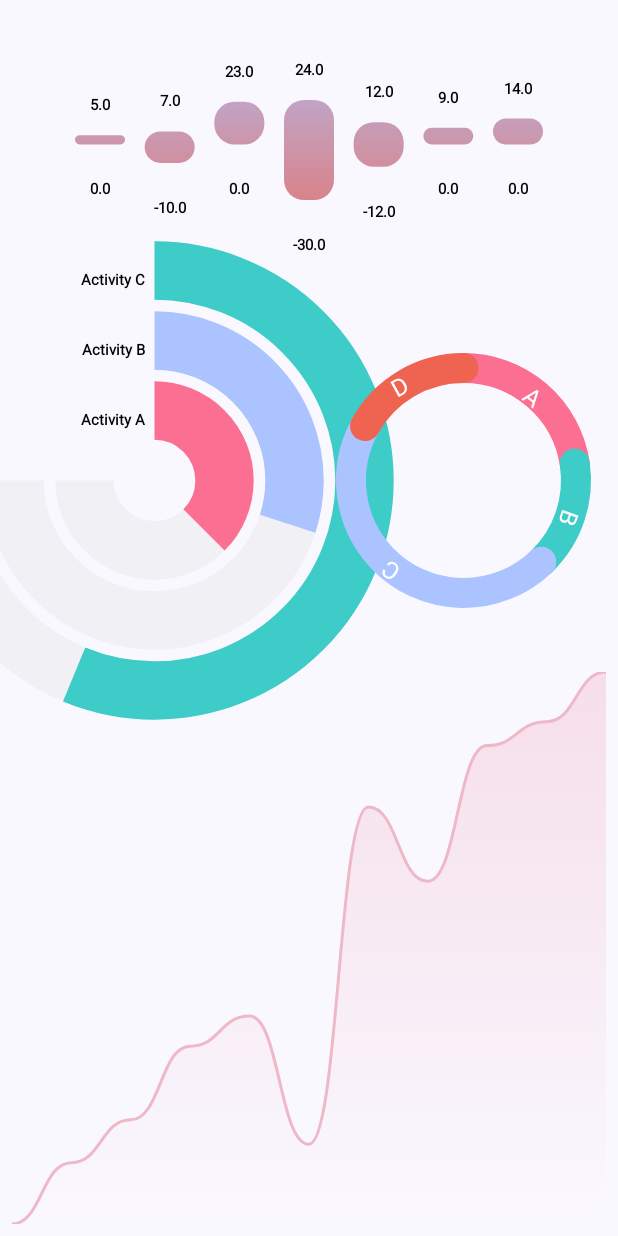
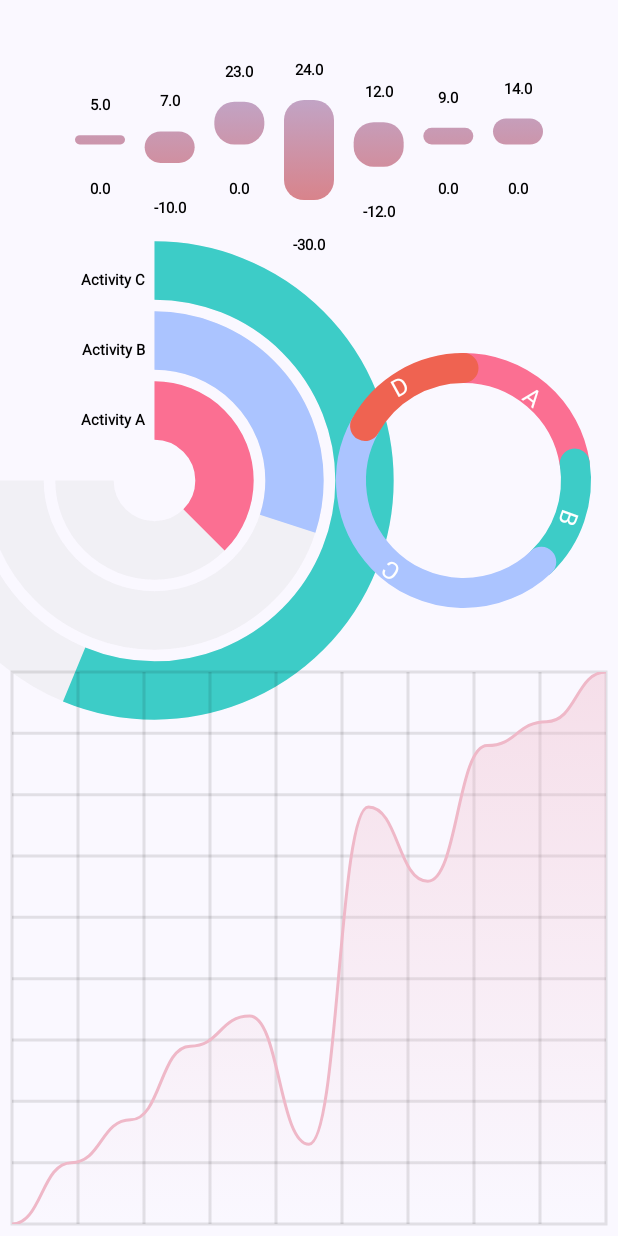
Before and after one commit to md0092651/PlotWizard, an Android app built with Jetpack Compose: the screen it shows after launch (MainActivity), on a phone screen of 412 x 824 dp. Run offline under Robolectric (Android 15) with nearby library versions, the phone set to English and light mode, and no system bars.

Commit message:
:sparkles: Add basic XY background chart painter

```diff
--- a/plotwizard/src/main/java/com/charts/plotwizard/chartstyle/ChartStyle.kt
+++ b/plotwizard/src/main/java/com/charts/plotwizard/chartstyle/ChartStyle.kt
@@ -15,17 +15,11 @@ sealed class ChartStyle{
         val barThickness :Int = 50,
         val padding : Float = 100F,
         val barCornerRadius:Float = 25f,
-        val xAxisLineColor: Color = Color.Black,
-        val yAxisLineColor: Color = Color.Black,
-        val xAxisLabelColor: Color = Color.Black,
-        val yAxisLabelColor: Color = Color.Black,
-        val xLabel :String = "",
-        val yLabel :String = "",
         val chartValueTextSize: Dp = 10.dp,
         val chartValueTextColor: Color = Purple80,
         val chartBrush: List<Color> = listOf(Purple80, Purple40),
         val generateRandomColor:Boolean = false,
-        val hideXYLine:Boolean = false
+
     ): ChartStyle()
 
     data class PieChartStyle(
@@ -38,11 +32,13 @@ sealed class ChartStyle{
     ):ChartStyle()
 
     data class LineChartStyle(
-        val chartSize:Dp = 200.dp,
+        val chartSize:Dp = 100.dp,
         val startAngle:Float = 0F,
         val strokeWidth:Dp = 30.dp,
         val strokeCap: StrokeCap = StrokeCap.Round,
-        val textSize: TextUnit = 16.sp
+        val textSize: TextUnit = 16.sp,
+        val hideGridLine:Boolean = false,
+        val gridStyle: GridStyle = GridStyle()
     ):ChartStyle()
 
     data class DefaultStyle(
@@ -62,3 +58,15 @@ sealed class ChartStyle{
         val hideXYLine:Boolean = false
     ) : ChartStyle()
 }
+
+
+
+data class GridStyle(
+    val axisLineColor: Color = Color.Black.copy(alpha = 0.1f),
+    val axisLabelColor: Color = Color.Black.copy(alpha = 0.1f),
+    val xLabel :String = "",
+    val yLabel :String = "",
+    val strokeWidth:Dp = 2.dp,
+    val verticalLineCount:Int= 8,
+    val horizontalLineCount:Int= 8,
+)
--- a/plotwizard/src/main/java/com/charts/plotwizard/ui/Chart.kt
+++ b/plotwizard/src/main/java/com/charts/plotwizard/ui/Chart.kt
@@ -6,13 +6,14 @@ import androidx.compose.runtime.LaunchedEffect
 import androidx.compose.runtime.remember
 import androidx.compose.ui.Modifier
 import androidx.compose.ui.geometry.Offset
-import androidx.compose.ui.graphics.Canvas
 import androidx.compose.ui.graphics.drawscope.DrawScope
+import androidx.compose.ui.graphics.drawscope.Stroke
 import com.charts.plotwizard.animation.AnimationType
 import com.charts.plotwizard.chartdata.ChartData
 import com.charts.plotwizard.chartdata.ChartEntry
 import com.charts.plotwizard.chartstyle.ChartStyle
 import com.charts.plotwizard.chartstyle.ChartStyle.DefaultStyle
+import com.charts.plotwizard.chartstyle.GridStyle
 import com.charts.plotwizard.charttype.ChartType
 
 /**
@@ -53,14 +54,37 @@ fun Chart(
 
 interface ChartPainter {
     fun drawPoint(
-        drawScope: DrawScope,
-        canvas: Canvas,
-        center: Offset
+        drawScope: DrawScope
     )
 }
 
-class BarChartPainter() : ChartPainter{
-    override fun drawPoint(drawScope: DrawScope, canvas: Canvas, center: Offset) {
-        TODO("Not yet implemented")
+class GridLinePainter(val gridStyle: GridStyle) : ChartPainter{
+    override fun drawPoint(drawScope: DrawScope) = drawScope.run {
+        drawRect(gridStyle.axisLineColor, style = Stroke(gridStyle.strokeWidth.toPx()))
+
+        val verticalLines = gridStyle.verticalLineCount
+        val verticalSize = size.width / (verticalLines + 1)
+        repeat(verticalLines) { i ->
+            val startX = verticalSize * (i + 1)
+            drawLine(
+                gridStyle.axisLineColor,
+                start = Offset(startX, 0f),
+                end = Offset(startX, size.height),
+                strokeWidth = gridStyle.strokeWidth.toPx()
+            )
+        }
+        val horizontalLines = gridStyle.horizontalLineCount
+        val sectionSize = size.height / (horizontalLines + 1)
+        repeat(horizontalLines) { i ->
+            val startY = sectionSize * (i + 1)
+            drawLine(
+                gridStyle.axisLineColor,
+                start = Offset(0f, startY),
+                end = Offset(size.width, startY),
+                strokeWidth = gridStyle.strokeWidth.toPx()
+            )
+        }
+
     }
+
 }
--- a/plotwizard/src/main/java/com/charts/plotwizard/ui/LineChart.kt
+++ b/plotwizard/src/main/java/com/charts/plotwizard/ui/LineChart.kt
@@ -1,8 +1,6 @@
 package com.charts.plotwizard.ui
 
 import android.graphics.PointF
-import androidx.compose.animation.core.Animatable
-import androidx.compose.animation.core.AnimationVector1D
 import androidx.compose.foundation.clickable
 import androidx.compose.foundation.layout.Box
 import androidx.compose.foundation.layout.Spacer
@@ -23,6 +21,7 @@ import androidx.compose.ui.graphics.drawscope.clipRect
 import androidx.compose.ui.unit.dp
 import com.charts.plotwizard.chartdata.ChartData
 import com.charts.plotwizard.chartdata.ChartEntry
+import com.charts.plotwizard.chartstyle.ChartStyle
 import com.charts.plotwizard.ui.theme.Pink80
 import kotlinx.coroutines.launch
 
@@ -30,11 +29,11 @@ import kotlinx.coroutines.launch
 internal fun LineChart(data: ChartData, modifier: Modifier) {
     Box(
         modifier = modifier
-            .fillMaxSize()
-           ,
+            .fillMaxSize(),
         contentAlignment = Alignment.Center
     ) {
         val coroutineScope = rememberCoroutineScope()
+        val style : ChartStyle.LineChartStyle = data.getChartStyle() as ChartStyle.LineChartStyle
         Spacer(
             modifier = Modifier
                 .padding(8.dp)
@@ -55,6 +54,11 @@ internal fun LineChart(data: ChartData, modifier: Modifier) {
                     filledPath.close()
 
                     onDrawBehind {
+
+                        if(!style.hideGridLine){
+                            GridLinePainter(style.gridStyle).drawPoint(this)
+                        }
+
                         clipRect(right = size.width *  data.animateProgress.value) {
                             drawPath(path, Pink80, style = Stroke(2.dp.toPx()))
                             drawPath(
@@ -72,6 +76,7 @@ internal fun LineChart(data: ChartData, modifier: Modifier) {
                 })
     }
 }
+
 
 fun generateSmoothPath(data: ChartData, size: Size): Path {
     val path = Path()
--- a/plotwizard/src/main/java/com/charts/plotwizard/ui/RangeChart.kt
+++ b/plotwizard/src/main/java/com/charts/plotwizard/ui/RangeChart.kt
@@ -1,8 +1,6 @@
 package com.charts.plotwizard.ui
 
 import android.graphics.Paint
-import androidx.compose.animation.core.Animatable
-import androidx.compose.animation.core.AnimationVector1D
 import androidx.compose.foundation.clickable
 import androidx.compose.foundation.layout.Box
 import androidx.compose.foundation.layout.Spacer
```
